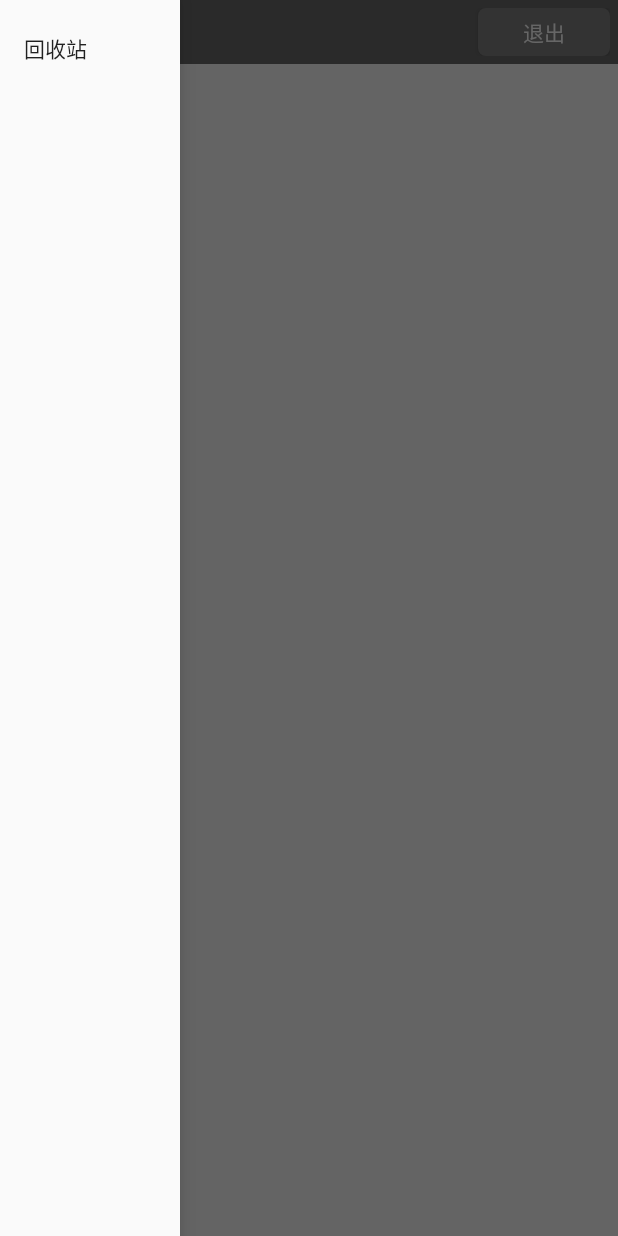
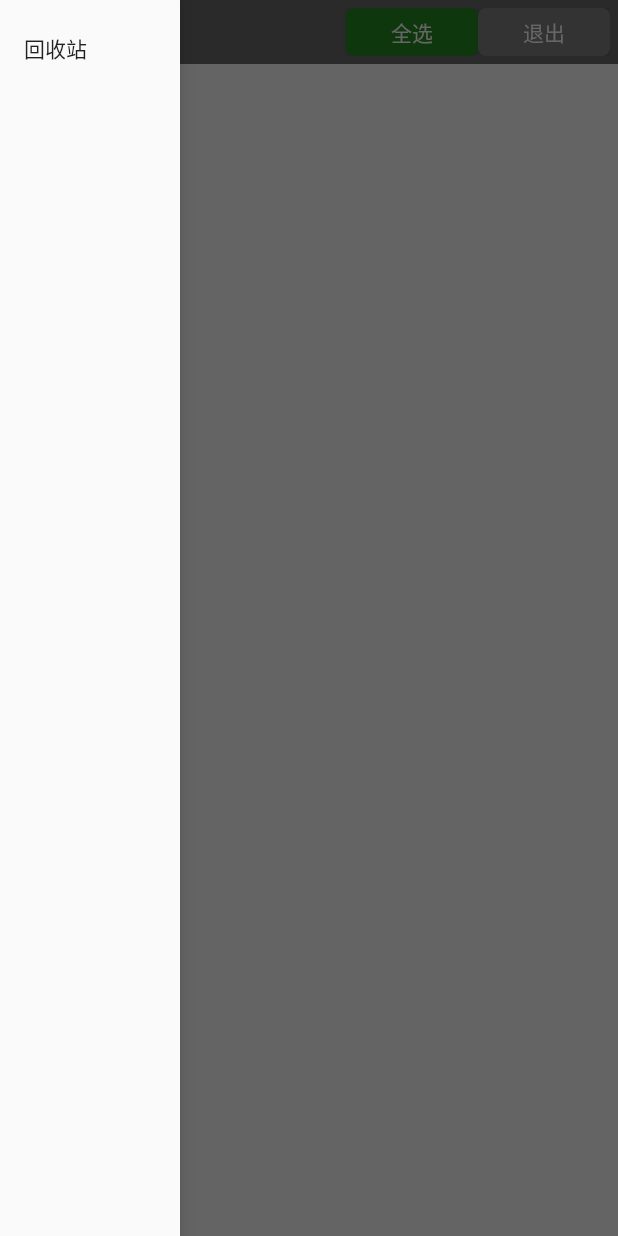
Before and after one commit to lipengg/Private, an Android app: the GalleryFragment screen opened through its navigation route, with the side drawer open, on a phone screen of 412 x 824 dp. Run offline under Robolectric (Android 15) with nearby library versions, the phone set to English and light mode, and no system bars; our stand-ins replace Room's generated code, RxJava, data binding; 2 statements that could not run were skipped.

Commit message:
【功能】加密时添加全部选中功能

```diff
--- a/app/src/main/java/com/example/album/fragment/GalleryFragment.kt
+++ b/app/src/main/java/com/example/album/fragment/GalleryFragment.kt
@@ -37,6 +37,9 @@ class GalleryFragment : BaseBindingFragment<FragmentGalleryBinding, MainViewMode
         btn_select_total.setOnClickListener{
             //mViewModel.encrypt()
             findNavController().popBackStack()
+        }
+        btn_select_all.setOnClickListener{
+            mViewModel.selectAllFile()
         }
         initRecycleView()
         (activity as MainActivity).setBottomNavigationVisibility(false)
@@ -80,6 +83,11 @@ class GalleryFragment : BaseBindingFragment<FragmentGalleryBinding, MainViewMode
     override fun initData(savedInstanceState: Bundle?) {
         mViewModel.currentFolder.observe(this, Observer {
             refreshAlbumList()
+        })
+        mViewModel.selectAllResult.observe(this, Observer {
+            if(it) {
+                imageAdapter?.notifyDataSetChanged()
+            }
         })
     }
 
--- a/app/src/main/res/layout/fragment_gallery.xml
+++ b/app/src/main/res/layout/fragment_gallery.xml
@@ -43,6 +43,7 @@
                 app:layout_constraintBottom_toBottomOf="parent"
                 app:layout_constraintLeft_toRightOf="@id/iv_cancel"
                 app:layout_constraintTop_toTopOf="parent" />
+
             <androidx.appcompat.widget.AppCompatButton
                 android:minHeight="0dp"
                 android:paddingTop="5dp"
@@ -56,6 +57,19 @@
                 app:layout_constraintTop_toTopOf="parent"
                 app:layout_constraintBottom_toBottomOf="parent"
                 android:text="@{viewModel.selectInfo}"/>
+            <androidx.appcompat.widget.AppCompatButton
+                android:minHeight="0dp"
+                android:paddingTop="5dp"
+                android:paddingBottom="5dp"
+                android:id="@+id/btn_select_all"
+                android:layout_width="wrap_content"
+                android:layout_height="wrap_content"
+                android:textColor="@color/white"
+                android:background="@drawable/shape_button_confirm"
+                app:layout_constraintRight_toLeftOf="@id/btn_select_total"
+                app:layout_constraintTop_toTopOf="parent"
+                app:layout_constraintBottom_toBottomOf="parent"
+                android:text="@string/selectAll"/>
         </androidx.constraintlayout.widget.ConstraintLayout>
 
 
--- a/app/src/main/res/values/strings.xml
+++ b/app/src/main/res/values/strings.xml
@@ -4,6 +4,7 @@
     <string name="image">图片</string>
     <string name="video">视频</string>
     <string name="recover">恢复</string>
+    <string name="selectAll">全选</string>
     <string name="delete">删除</string>
     <string name="recycle">回收站</string>
     <string name="deleteAll">删除所有</string>
```
Also changed, not shown: viewmodel/src/main/java/com/example/viewmodel/MainViewModel.kt (+44 -0 lines).
